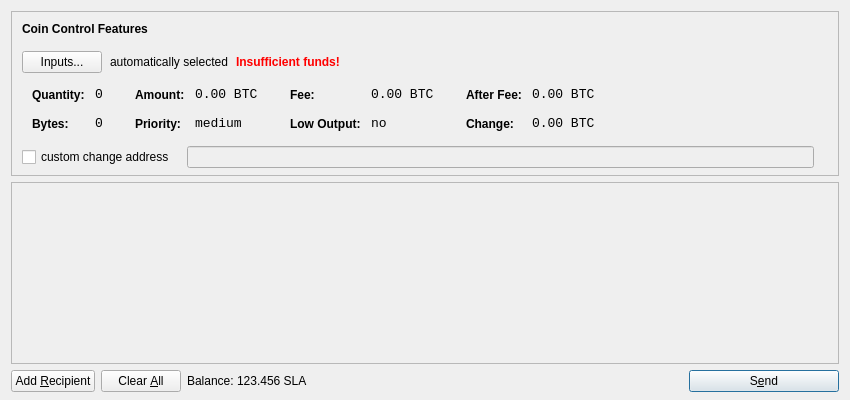
Before: the Qt Designer form src/qt/forms/sendcoinsdialog.ui in deltatoken/sela-coin, drawn with Qt 5.
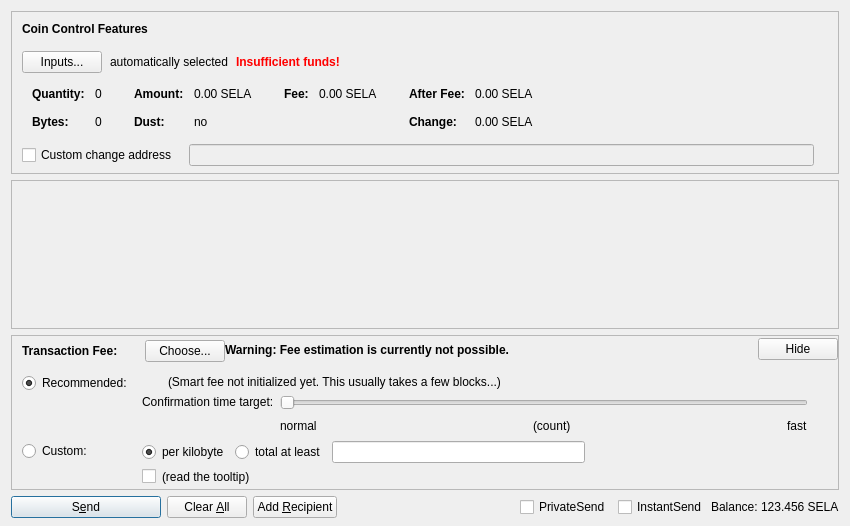
After: the same form once the commit is applied. Icons and pictures are not drawn. Custom widgets are drawn as their Qt base class.

Diff of the .ui file:
```diff
--- a/src/qt/forms/sendcoinsdialog.ui
+++ b/src/qt/forms/sendcoinsdialog.ui
@@ -7,13 +7,13 @@
     <x>0</x>
     <y>0</y>
     <width>850</width>
-    <height>400</height>
+    <height>526</height>
    </rect>
   </property>
   <property name="windowTitle">
    <string>Send Coins</string>
   </property>
-  <layout class="QVBoxLayout" name="verticalLayout" stretch="0,1,0">
+  <layout class="QVBoxLayout" name="verticalLayout" stretch="0,1,0,0">
    <property name="bottomMargin">
     <number>8</number>
    </property>
@@ -39,7 +39,7 @@
      </property>
      <layout class="QVBoxLayout" name="verticalLayoutCoinControl2">
       <property name="spacing">
-       <number>-1</number>
+       <number>0</number>
       </property>
       <property name="leftMargin">
        <number>0</number>
@@ -206,8 +206,11 @@
                </property>
                <item row="0" column="0">
                 <widget class="QLabel" name="labelCoinControlQuantityText">
-                 <property name="styleSheet">
-                  <string notr="true">font-weight:bold;</string>
+                 <property name="font">
+                  <font>
+                   <weight>75</weight>
+                   <bold>true</bold>
+                  </font>
                  </property>
                  <property name="text">
                   <string>Quantity:</string>
@@ -219,12 +222,6 @@
                </item>
                <item row="0" column="1">
                 <widget class="QLabel" name="labelCoinControlQuantity">
-                 <property name="font">
-                  <font>
-                   <family>Monospace</family>
-                   <pointsize>10</pointsize>
-                  </font>
-                 </property>
                  <property name="cursor">
                   <cursorShape>IBeamCursor</cursorShape>
                  </property>
@@ -244,8 +241,11 @@
                </item>
                <item row="1" column="0">
                 <widget class="QLabel" name="labelCoinControlBytesText">
-                 <property name="styleSheet">
-                  <string notr="true">font-weight:bold;</string>
+                 <property name="font">
+                  <font>
+                   <weight>75</weight>
+                   <bold>true</bold>
+                  </font>
                  </property>
                  <property name="text">
                   <string>Bytes:</string>
@@ -254,12 +254,6 @@
                </item>
                <item row="1" column="1">
                 <widget class="QLabel" name="labelCoinControlBytes">
-                 <property name="font">
-                  <font>
-                   <family>Monospace</family>
-                   <pointsize>10</pointsize>
-                  </font>
-                 </property>
                  <property name="cursor">
                   <cursorShape>IBeamCursor</cursorShape>
                  </property>
@@ -295,8 +289,11 @@
                </property>
                <item row="0" column="0">
                 <widget class="QLabel" name="labelCoinControlAmountText">
-                 <property name="styleSheet">
-                  <string notr="true">font-weight:bold;</string>
+                 <property name="font">
+                  <font>
+                   <weight>75</weight>
+                   <bold>true</bold>
+                  </font>
                  </property>
                  <property name="text">
                   <string>Amount:</string>
@@ -308,12 +305,6 @@
                </item>
                <item row="0" column="1">
                 <widget class="QLabel" name="labelCoinControlAmount">
-                 <property name="font">
-                  <font>
-                   <family>Monospace</family>
-                   <pointsize>10</pointsize>
-                  </font>
-                 </property>
                  <property name="cursor">
                   <cursorShape>IBeamCursor</cursorShape>
                  </property>
@@ -321,7 +312,7 @@
                   <enum>Qt::ActionsContextMenu</enum>
                  </property>
                  <property name="text">
-                  <string notr="true">0.00 BTC</string>
+                  <string notr="true">0.00 SELA</string>
                  </property>
                  <property name="textInteractionFlags">
                   <set>Qt::LinksAccessibleByMouse|Qt::TextSelectableByKeyboard|Qt::TextSelectableByMouse</set>
@@ -329,23 +320,20 @@
                 </widget>
                </item>
                <item row="1" column="0">
-                <widget class="QLabel" name="labelCoinControlPriorityText">
-                 <property name="styleSheet">
-                  <string notr="true">font-weight:bold;</string>
+                <widget class="QLabel" name="labelCoinControlLowOutputText">
+                 <property name="font">
+                  <font>
+                   <weight>75</weight>
+                   <bold>true</bold>
+                  </font>
                  </property>
                  <property name="text">
-                  <string>Priority:</string>
+                  <string>Dust:</string>
                  </property>
                 </widget>
                </item>
                <item row="1" column="1">
-                <widget class="QLabel" name="labelCoinControlPriority">
-                 <property name="font">
-                  <font>
-                   <family>Monospace</family>
-                   <pointsize>10</pointsize>
-                  </font>
-                 </property>
+                <widget class="QLabel" name="labelCoinControlLowOutput">
                  <property name="cursor">
                   <cursorShape>IBeamCursor</cursorShape>
                  </property>
@@ -353,7 +341,7 @@
                   <enum>Qt::ActionsContextMenu</enum>
                  </property>
                  <property name="text">
-                  <string>medium</string>
+                  <string notr="true">no</string>
                  </property>
                  <property name="textInteractionFlags">
                   <set>Qt::LinksAccessibleByMouse|Qt::TextSelectableByKeyboard|Qt::TextSelectableByMouse</set>
@@ -381,8 +369,11 @@
                </property>
                <item row="0" column="0">
                 <widget class="QLabel" name="labelCoinControlFeeText">
-                 <property name="styleSheet">
-                  <string notr="true">font-weight:bold;</string>
+                 <property name="font">
+                  <font>
+                   <weight>75</weight>
+                   <bold>true</bold>
+                  </font>
                  </property>
                  <property name="text">
                   <string>Fee:</string>
@@ -394,12 +385,6 @@
                </item>
                <item row="0" column="1">
                 <widget class="QLabel" name="labelCoinControlFee">
-                 <property name="font">
-                  <font>
-                   <family>Monospace</family>
-                   <pointsize>10</pointsize>
-                  </font>
-                 </property>
                  <property name="cursor">
                   <cursorShape>IBeamCursor</cursorShape>
                  </property>
@@ -407,39 +392,7 @@
                   <enum>Qt::ActionsContextMenu</enum>
                  </property>
                  <property name="text">
-                  <string notr="true">0.00 BTC</string>
-                 </property>
-                 <property name="textInteractionFlags">
-                  <set>Qt::LinksAccessibleByMouse|Qt::TextSelectableByKeyboard|Qt::TextSelectableByMouse</set>
-                 </property>
-                </widget>
-               </item>
-               <item row="1" column="0">
-                <widget class="QLabel" name="labelCoinControlLowOutputText">
-                 <property name="styleSheet">
-                  <string notr="true">font-weight:bold;</string>
-                 </property>
-                 <property name="text">
-                  <string>Low Output:</string>
-                 </property>
-                </widget>
-               </item>
-               <item row="1" column="1">
-                <widget class="QLabel" name="labelCoinControlLowOutput">
-                 <property name="font">
-                  <font>
-                   <family>Monospace</family>
-                   <pointsize>10</pointsize>
-                  </font>
-                 </property>
-                 <property name="cursor">
-                  <cursorShape>IBeamCursor</cursorShape>
-                 </property>
-                 <property name="contextMenuPolicy">
-                  <enum>Qt::ActionsContextMenu</enum>
-                 </property>
-                 <property name="text">
-                  <string>no</string>
+                  <string notr="true">0.00 SELA</string>
                  </property>
                  <property name="textInteractionFlags">
                   <set>Qt::LinksAccessibleByMouse|Qt::TextSelectableByKeyboard|Qt::TextSelectableByMouse</set>
@@ -467,8 +420,11 @@
                </property>
                <item row="0" column="0">
                 <widget class="QLabel" name="labelCoinControlAfterFeeText">
-                 <property name="styleSheet">
-                  <string notr="true">font-weight:bold;</string>
+                 <property name="font">
+                  <font>
+                   <weight>75</weight>
+                   <bold>true</bold>
+                  </font>
                  </property>
                  <property name="text">
                   <string>After Fee:</string>
@@ -480,12 +436,6 @@
                </item>
                <item row="0" column="1">
                 <widget class="QLabel" name="labelCoinControlAfterFee">
-                 <property name="font">
-                  <font>
-                   <family>Monospace</family>
-                   <pointsize>10</pointsize>
-                  </font>
-                 </property>
                  <property name="cursor">
                   <cursorShape>IBeamCursor</cursorShape>
                  </property>
@@ -493,7 +443,7 @@
                   <enum>Qt::ActionsContextMenu</enum>
                  </property>
                  <property name="text">
-                  <string notr="true">0.00 BTC</string>
+                  <string notr="true">0.00 SELA</string>
                  </property>
                  <property name="textInteractionFlags">
                   <set>Qt::LinksAccessibleByMouse|Qt::TextSelectableByKeyboard|Qt::TextSelectableByMouse</set>
@@ -502,8 +452,11 @@
                </item>
                <item row="1" column="0">
                 <widget class="QLabel" name="labelCoinControlChangeText">
-                 <property name="styleSheet">
-                  <string notr="true">font-weight:bold;</string>
+                 <property name="font">
+                  <font>
+                   <weight>75</weight>
+                   <bold>true</bold>
+                  </font>
                  </property>
                  <property name="text">
                   <string>Change:</string>
@@ -512,12 +465,6 @@
                </item>
                <item row="1" column="1">
                 <widget class="QLabel" name="labelCoinControlChange">
-                 <property name="font">
-                  <font>
-                   <family>Monospace</family>
-                   <pointsize>10</pointsize>
-                  </font>
-                 </property>
                  <property name="cursor">
                   <cursorShape>IBeamCursor</cursorShape>
                  </property>
@@ -525,7 +472,7 @@
                   <enum>Qt::ActionsContextMenu</enum>
                  </property>
                  <property name="text">
-                  <string notr="true">0.00 BTC</string>
+                  <string notr="true">0.00 SELA</string>
                  </property>
                  <property name="textInteractionFlags">
                   <set>Qt::LinksAccessibleByMouse|Qt::TextSelectableByKeyboard|Qt::TextSelectableByMouse</set>
@@ -556,7 +503,7 @@
           <item>
            <widget class="QCheckBox" name="checkBoxCoinControlChange">
             <property name="text">
-             <string>custom change address</string>
+             <string>Custom change address</string>
             </property>
            </widget>
           </item>
@@ -626,11 +573,20 @@
         <x>0</x>
         <y>0</y>
         <width>830</width>
-        <height>165</height>
+        <height>104</height>
        </rect>
       </property>
-      <layout class="QVBoxLayout" name="verticalLayout_2">
-       <property name="margin">
+      <layout class="QVBoxLayout" name="verticalLayout_2" stretch="0,1">
+       <property name="leftMargin">
+        <number>0</number>
+       </property>
+       <property name="topMargin">
+        <number>0</number>
+       </property>
+       <property name="rightMargin">
+        <number>0</number>
+       </property>
+       <property name="bottomMargin">
         <number>0</number>
        </property>
        <item>
@@ -657,23 +613,601 @@
      </widget>
     </widget>
    </item>
+   <item>
+    <widget class="QFrame" name="frameFee">
+     <property name="sizePolicy">
+      <sizepolicy hsizetype="Expanding" vsizetype="Expanding">
+       <horstretch>0</horstretch>
+       <verstretch>0</verstretch>
+      </sizepolicy>
+     </property>
+     <property name="maximumSize">
+      <size>
+       <width>16777215</width>
+       <height>16777215</height>
+      </size>
+     </property>
+     <property name="frameShape">
+      <enum>QFrame::StyledPanel</enum>
+     </property>
+     <property name="frameShadow">
+      <enum>QFrame::Sunken</enum>
+     </property>
+     <layout class="QVBoxLayout" name="verticalLayoutFee1">
+      <property name="spacing">
+       <number>0</number>
+      </property>
+      <property name="leftMargin">
+       <number>0</number>
+      </property>
+      <property name="topMargin">
+       <number>0</number>
+      </property>
+      <property name="rightMargin">
+       <number>0</number>
+      </property>
+      <property name="bottomMargin">
+       <number>0</number>
+      </property>
+      <item>
+       <layout class="QVBoxLayout" name="verticalLayoutFee2" stretch="0,0,0">
+        <property name="spacing">
+         <number>0</number>
+        </property>
+        <property name="leftMargin">
+         <number>10</number>
+        </property>
+        <property name="topMargin">
+         <number>0</number>
+        </property>
+        <item>
+         <layout class="QHBoxLayout" name="horizontalLayoutFee1">
+          <property name="bottomMargin">
+           <number>0</number>
+          </property>
+          <item>
+           <layout class="QVBoxLayout" name="verticalLayoutFee7">
+            <property name="spacing">
+             <number>0</number>
+            </property>
+            <item>
+             <spacer name="verticalSpacerSmartFee">
+              <property name="orientation">
+               <enum>Qt::Vertical</enum>
+              </property>
+              <property name="sizeType">
+               <enum>QSizePolicy::Fixed</enum>
+              </property>
+              <property name="sizeHint" stdset="0">
+               <size>
+                <width>1</width>
+                <height>4</height>
+               </size>
+              </property>
+             </spacer>
+            </item>
+            <item>
+             <layout class="QHBoxLayout" name="horizontalLayoutSmartFee">
+              <property name="spacing">
+               <number>10</number>
+              </property>
+              <item>
+               <widget class="QLabel" name="labelFeeHeadline">
+                <property name="sizePolicy">
+                 <sizepolicy hsizetype="Preferred" vsizetype="Maximum">
+                  <horstretch>0</horstretch>
+                  <verstretch>0</verstretch>
+                 </sizepolicy>
+                </property>
+                <property name="font">
+                 <font>
+                  <weight>75</weight>
+                  <bold>true</bold>
+                 </font>
+                </property>
+                <property name="styleSheet">
+                 <string notr="true">font-weight:bold;</string>
+                </property>
+                <property name="text">
+                 <string>Transaction Fee:</string>
+                </property>
+               </widget>
+              </item>
+              <item>
+               <widget class="QLabel" name="labelFeeMinimized">
+                <property name="text">
+                 <string/>
+                </property>
+               </widget>
+              </item>
+              <item>
+               <widget class="QPushButton" name="buttonChooseFee">
+                <property name="text">
+                 <string>Choose...</string>
+                </property>
+               </widget>
+              </item>
+             </layout>
+            </item>
+            <item>
+             <spacer name="verticalSpacer_5">
+              <property name="orientation">
+               <enum>Qt::Vertical</enum>
+              </property>
+              <property name="sizeHint" stdset="0">
+               <size>
+                <width>1</width>
+                <height>1</height>
+               </size>
+              </property>
+             </spacer>
+            </item>
+           </layout>
+          </item>
+          <item>
+           <widget class="QLabel" name="fallbackFeeWarningLabel">
+            <property name="toolTip">
+             <string>Using the fallbackfee can result in sending a transaction that will take several hours or days (or never) to confirm. Consider choosing your fee manually or wait until your have validated the complete chain.</string>
+            </property>
+            <property name="font">
+            <font>
+                <weight>75</weight>
+                <bold>true</bold>
+            </font>
+            </property>
+            <property name="text">
+             <string>Warning: Fee estimation is currently not possible.</string>
+            </property>
+            <property name="wordWrap">
+             <bool>false</bool>
+            </property>
+           </widget>
+          </item>
+          <item>
+           <spacer name="horizontalSpacer_4">
+            <property name="orientation">
+             <enum>Qt::Horizontal</enum>
+            </property>
+            <property name="sizeType">
+             <enum>QSizePolicy::MinimumExpanding</enum>
+            </property>
+            <property name="sizeHint" stdset="0">
+             <size>
+              <width>40</width>
+              <height>20</height>
+             </size>
+            </property>
+           </spacer>
+          </item>
+          <item>
+           <widget class="QPushButton" name="buttonMinimizeFee">
+            <property name="toolTip">
+             <string>collapse fee-settings</string>
+            </property>
+            <property name="text">
+             <string>Hide</string>
+            </property>
+           </widget>
+          </item>
+         </layout>
+        </item>
+        <item>
+         <widget class="QFrame" name="frameFeeSelection">
+          <layout class="QVBoxLayout" name="verticalLayoutFee12">
+           <property name="spacing">
+            <number>0</number>
+           </property>
+           <property name="leftMargin">
+            <number>0</number>
+           </property>
+           <property name="topMargin">
+            <number>0</number>
+           </property>
+           <property name="rightMargin">
+            <number>0</number>
+           </property>
+           <property name="bottomMargin">
+            <number>0</number>
+           </property>
+           <item>
+            <layout class="QGridLayout" name="gridLayoutFee">
+             <property name="topMargin">
+              <number>10</number>
+             </property>
+             <property name="bottomMargin">
+              <number>4</number>
+             </property>
+             <property name="horizontalSpacing">
+              <number>10</number>
+             </property>
+             <property name="verticalSpacing">
+              <number>4</number>
+             </property>
+             <item row="1" column="1">
+              <layout class="QVBoxLayout" name="verticalLayoutFee8">
+               <property name="spacing">
+                <number>6</number>
+               </property>
+               <item>
+                <layout class="QHBoxLayout" name="horizontalLayoutFee13">
+                 <item>
+                  <widget class="QRadioButton" name="radioCustomPerKilobyte">
+                   <property name="toolTip">
+                    <string>If the custom fee is set to 1000 dinar and the transaction is only 250 bytes, then &quot;per kilobyte&quot; only pays 250 dinar in fee,&lt;br /&gt;while &quot;at least&quot; pays 1000 dinar. For transactions bigger than a kilobyte both pay by kilobyte.</string>
+                   </property>
+                   <property name="text">
+                    <string>per kilobyte</string>
+                   </property>
+                   <property name="checked">
+                    <bool>true</bool>
+                   </property>
+                   <attribute name="buttonGroup">
+                    <string notr="true">groupCustomFee</string>
+                   </attribute>
+                  </widget>
+                 </item>
+                 <item>
+                  <widget class="QRadioButton" name="radioCustomAtLeast">
+                   <property name="toolTip">
+                    <string>If the custom fee is set to 1000 dinar and the transaction is only 250 bytes, then &quot;per kilobyte&quot; only pays 250 dinar in fee,&lt;br /&gt;while &quot;total at least&quot; pays 1000 dinar. For transactions bigger than a kilobyte both pay by kilobyte.</string>
+                   </property>
+                   <property name="text">
+                    <string>total at least</string>
+                   </property>
+                   <attribute name="buttonGroup">
+                    <string notr="true">groupCustomFee</string>
+                   </attribute>
+                  </widget>
+                 </item>
+                 <item>
+                  <widget class="BitcoinAmountField" name="customFee"/>
+                 </item>
+                 <item>
+                  <spacer name="horizontalSpacer_6">
+                   <property name="orientation">
+                    <enum>Qt::Horizontal</enum>
+                   </property>
+                   <property name="sizeHint" stdset="0">
+                    <size>
+                     <width>1</width>
+                     <height>1</height>
+                    </size>
+                   </property>
+                  </spacer>
+                 </item>
+                </layout>
+               </item>
+               <item>
+                <layout class="QHBoxLayout" name="horizontalLayoutFee8">
+                 <item>
+                  <widget class="QCheckBox" name="checkBoxMinimumFee">
+                   <property name="toolTip">
+                    <string>Paying only the minimum fee is just fine as long as there is less transaction volume than space in the blocks.&lt;br /&gt;But be aware that this can end up in a never confirming transaction once there is more demand for selacoin transactions than the network can process.</string>
+                   </property>
+                   <property name="text">
+                    <string/>
+                   </property>
+                  </widget>
+                 </item>
+                 <item>
+                  <widget class="QLabel" name="labelMinFeeWarning">
+                   <property name="enabled">
+                    <bool>true</bool>
+                   </property>
+                   <property name="toolTip">
+                    <string>Paying only the minimum fee is just fine as long as there is less transaction volume than space in the blocks.&lt;br /&gt;But be aware that this can end up in a never confirming transaction once there is more demand for selacoin transactions than the network can process.</string>
+                   </property>
+                   <property name="text">
+                    <string>(read the tooltip)</string>
+                   </property>
+                   <property name="margin">
+                    <number>5</number>
+                   </property>
+                  </widget>
+                 </item>
+                 <item>
+                  <spacer name="horizontalSpacer_2">
+                   <property name="orientation">
+                    <enum>Qt::Horizontal</enum>
+                   </property>
+                   <property name="sizeHint" stdset="0">
+                    <size>
+                     <width>1</width>
+                     <height>1</height>
+                    </size>
+                   </property>
+                  </spacer>
+                 </item>
+                </layout>
+               </item>
+              </layout>
+             </item>
+             <item row="0" column="0">
+              <layout class="QVBoxLayout" name="verticalLayoutFee4" stretch="0,1">
+               <item>
+                <widget class="QRadioButton" name="radioSmartFee">
+                 <property name="text">
+                  <string>Recommended:</string>
+                 </property>
+                 <property name="checked">
+                  <bool>true</bool>
+                 </property>
+                 <attribute name="buttonGroup">
+                  <string notr="true">groupFee</string>
+                 </attribute>
+                </widget>
+               </item>
+               <item>
+                <spacer name="verticalSpacer_2">
+                 <property name="orientation">
+                  <enum>Qt::Vertical</enum>
+                 </property>
+                 <property name="sizeHint" stdset="0">
+                  <size>
+                   <width>1</width>
+                   <height>1</height>
+                  </size>
+                 </property>
+                </spacer>
+               </item>
+              </layout>
+             </item>
+             <item row="1" column="0">
+              <layout class="QVBoxLayout" name="verticalLayoutFee9" stretch="0,1">
+               <item>
+                <widget class="QRadioButton" name="radioCustomFee">
+                 <property name="text">
+                  <string>Custom:</string>
+                 </property>
+                 <attribute name="buttonGroup">
+                  <string notr="true">groupFee</string>
+                 </attribute>
+                </widget>
+               </item>
+               <item>
+                <spacer name="verticalSpacer_6">
+                 <property name="orientation">
+                  <enum>Qt::Vertical</enum>
+                 </property>
+                 <property name="sizeHint" stdset="0">
+                  <size>
+                   <width>1</width>
+                   <height>1</height>
+                  </size>
+                 </property>
+                </spacer>
+               </item>
+              </layout>
+             </item>
+             <item row="0" column="1">
+              <layout class="QVBoxLayout" name="verticalLayoutFee3" stretch="0,0,1">
+               <property name="spacing">
+                <number>6</number>
+               </property>
+               <property name="topMargin">
+                <number>2</number>
+               </property>
+               <item>
+                <layout class="QHBoxLayout" name="horizontalLayoutFee12">
+                 <item>
+                  <widget class="QLabel" name="labelSmartFee">
+                   <property name="text">
+                    <string/>
+                   </property>
+                   <property name="margin">
+                    <number>2</number>
+                   </property>
+                  </widget>
+                 </item>
+                 <item>
+                  <widget class="QLabel" name="labelFeeEstimation">
+                   <property name="text">
+                    <string/>
+                   </property>
+                  </widget>
+                 </item>
+                 <item>
+                  <widget class="QLabel" name="labelSmartFee2">
+                   <property name="text">
+                    <string>(Smart fee not initialized yet. This usually takes a few blocks...)</string>
+                   </property>
+                   <property name="margin">
+                    <number>2</number>
+                   </property>
+                  </widget>
+                 </item>
+                 <item>
+                  <spacer name="horizontalSpacer_5">
+                   <property name="orientation">
+                    <enum>Qt::Horizontal</enum>
+                   </property>
+                   <property name="sizeHint" stdset="0">
+                    <size>
+                     <width>1</width>
+                     <height>1</height>
+                    </size>
+                   </property>
+                  </spacer>
+                 </item>
+                </layout>
+               </item>
+               <item>
+                <layout class="QHBoxLayout" name="horizontalLayoutFee9">
+                 <item>
+                  <layout class="QVBoxLayout" name="verticalLayoutFee6">
+                   <item>
+                    <widget class="QLabel" name="labelSmartFee3">
+                     <property name="text">
+                      <string>Confirmation time target:</string>
+                     </property>
+                     <property name="margin">
+                      <number>2</number>
+                     </property>
+                    </widget>
+                   </item>
+                   <item>
+                    <spacer name="verticalSpacer_3">
+                     <property name="orientation">
+                      <enum>Qt::Vertical</enum>
+                     </property>
+                     <property name="sizeHint" stdset="0">
+                      <size>
+                       <width>1</width>
+                       <height>1</height>
+                      </size>
+                     </property>
+                    </spacer>
+                   </item>
+                  </layout>
+                 </item>
+                 <item>
+                  <layout class="QVBoxLayout" name="verticalLayoutFee5">
+                   <property name="rightMargin">
+                    <number>30</number>
+                   </property>
+                   <item>
+                    <widget class="QSlider" name="sliderSmartFee">
+                     <property name="minimum">
+                      <number>0</number>
+                     </property>
+                     <property name="maximum">
+                      <number>23</number>
+                     </property>
+                     <property name="pageStep">
+                      <number>1</number>
+                     </property>
+                     <property name="value">
+                      <number>0</number>
+                     </property>
+                     <property name="orientation">
+                      <enum>Qt::Horizontal</enum>
+                     </property>
+                     <property name="invertedAppearance">
+                      <bool>false</bool>
+                     </property>
+                     <property name="invertedControls">
+                      <bool>false</bool>
+                     </property>
+                     <property name="tickPosition">
+                      <enum>QSlider::NoTicks</enum>
+                     </property>
+                    </widget>
+                   </item>
+                   <item>
+                    <layout class="QHBoxLayout" name="horizontalLayoutFee10">
+                     <item>
+                      <widget class="QLabel" name="labelSmartFeeNormal">
+                       <property name="text">
+                        <string>normal</string>
+                       </property>
+                      </widget>
+                     </item>
+                     <item>
+                      <spacer name="horizontalSpacer_7">
+                       <property name="orientation">
+                        <enum>Qt::Horizontal</enum>
+                       </property>
+                       <property name="sizeHint" stdset="0">
+                        <size>
+                         <width>40</width>
+                         <height>20</height>
+                        </size>
+                       </property>
+                      </spacer>
+                     </item>
+                     <item>
+                      <widget class="QLabel" name="confirmationTargetLabel">
+                       <property name="text">
+                        <string notr="true">(count)</string>
+                       </property>
+                      </widget>
+                     </item>
+                     <item>
+                      <spacer name="horizontalSpacer_3">
+                       <property name="orientation">
+                        <enum>Qt::Horizontal</enum>
+                       </property>
+                       <property name="sizeHint" stdset="0">
+                        <size>
+                         <width>40</width>
+                         <height>20</height>
+                        </size>
+                       </property>
+                      </spacer>
+                     </item>
+                     <item>
+                      <widget class="QLabel" name="labelSmartFeeFast">
+                       <property name="text">
+                        <string>fast</string>
+                       </property>
+                      </widget>
+                     </item>
+                    </layout>
+                   </item>
+                  </layout>
+                 </item>
+                </layout>
+               </item>
+               <item>
+                <spacer name="verticalSpacer_4">
+                 <property name="orientation">
+                  <enum>Qt::Vertical</enum>
+                 </property>
+                 <property name="sizeHint" stdset="0">
+                  <size>
+                   <width>1</width>
+                   <height>1</height>
+                  </size>
+                 </property>
+                </spacer>
+               </item>
+              </layout>
+             </item>
+            </layout>
+           </item>
+          </layout>
+         </widget>
+        </item>
+        <item>
+         <spacer name="verticalSpacerFee">
+          <property name="orientation">
+           <enum>Qt::Vertical</enum>
+          </property>
+          <property name="sizeHint" stdset="0">
+           <size>
+            <width>800</width>
+            <height>1</height>
+           </size>
+          </property>
+         </spacer>
+        </item>
+       </layout>
+      </item>
+     </layout>
+    </widget>
+   </item>
    <item>
     <layout class="QHBoxLayout" name="horizontalLayout">
      <item>
-      <widget class="QPushButton" name="addButton">
+      <widget class="QPushButton" name="sendButton">
+       <property name="minimumSize">
+        <size>
+         <width>150</width>
+         <height>0</height>
+        </size>
+       </property>
        <property name="toolTip">
         <string>Send to multiple recipients at once</string>
        </property>
        <property name="text">
-        <string>Add &amp;Recipient</string>
-       </property>
-       <property name="icon">
-        <iconset resource="../bitcoin.qrc">
-         <normaloff>:/icons/add</normaloff>:/icons/add</iconset>
+        <string>S&amp;end</string>
        </property>
        <property name="autoDefault">
         <bool>false</bool>
        </property>
+       <property name="default">
+        <bool>true</bool>
+       </property>
       </widget>
      </item>
      <item>
@@ -694,19 +1228,71 @@
         <iconset resource="../bitcoin.qrc">
          <normaloff>:/icons/remove</normaloff>:/icons/remove</iconset>
        </property>
-       <property name="autoRepeatDelay">
-        <number>300</number>
+      </widget>
+     </item>
+     <item>
+      <widget class="QPushButton" name="addButton">
+       <property name="toolTip">
+        <string>Send to multiple recipients at once</string>
        </property>
+       <property name="text">
+        <string>Add &amp;Recipient</string>
+       </property>
        <property name="autoDefault">
         <bool>false</bool>
        </property>
       </widget>
      </item>
+     <item>
+      <spacer name="horizontalSpacer">
+       <property name="orientation">
+        <enum>Qt::Horizontal</enum>
+       </property>
+       <property name="sizeHint" stdset="0">
+        <size>
+         <width>40</width>
+         <height>20</height>
+        </size>
+       </property>
+      </spacer>
+     </item>
      <item>
       <layout class="QHBoxLayout" name="horizontalLayout_2">
        <property name="spacing">
         <number>3</number>
        </property>
+       <item>
+        <widget class="QCheckBox" name="checkUsePrivateSend">
+         <property name="minimumSize">
+          <size>
+           <width>95</width>
+           <height>0</height>
+          </size>
+         </property>
+         <property name="text">
+          <string>PrivateSend</string>
+         </property>
+         <property name="checked">
+          <bool>false</bool>
+         </property>
+        </widget>
+       </item>
+       <item>
+        <widget class="QCheckBox" name="checkUseInstantSend">
+         <property name="enabled">
+          <bool>true</bool>
+         </property>
+         <property name="minimumSize">
+          <size>
+           <width>85</width>
+           <height>0</height>
+          </size>
+         </property>
+         <property name="text">
+          <string>InstantSend</string>
+         </property>
+        </widget>
+       </item>
        <item>
         <widget class="QLabel" name="label">
          <property name="text">
@@ -716,11 +1302,17 @@
        </item>
        <item>
         <widget class="QLabel" name="labelBalance">
+         <property name="sizePolicy">
+          <sizepolicy hsizetype="Preferred" vsizetype="Fixed">
+           <horstretch>0</horstretch>
+           <verstretch>0</verstretch>
+          </sizepolicy>
+         </property>
          <property name="cursor">
           <cursorShape>IBeamCursor</cursorShape>
          </property>
          <property name="text">
-          <string>123.456 SLA</string>
+          <string notr="true">123.456 SELA</string>
          </property>
          <property name="textInteractionFlags">
           <set>Qt::LinksAccessibleByMouse|Qt::TextSelectableByKeyboard|Qt::TextSelectableByMouse</set>
@@ -729,46 +1321,23 @@
        </item>
       </layout>
      </item>
-     <item>
-      <spacer name="horizontalSpacer">
-       <property name="orientation">
-        <enum>Qt::Horizontal</enum>
-       </property>
-       <property name="sizeHint" stdset="0">
-        <size>
-         <width>40</width>
-         <height>20</height>
-        </size>
-       </property>
-      </spacer>
-     </item>
-     <item>
-      <widget class="QPushButton" name="sendButton">
-       <property name="minimumSize">
-        <size>
-         <width>150</width>
-         <height>0</height>
-        </size>
-       </property>
-       <property name="toolTip">
-        <string>Confirm the send action</string>
-       </property>
-       <property name="text">
-        <string>S&amp;end</string>
-       </property>
-       <property name="icon">
-        <iconset resource="../bitcoin.qrc">
-         <normaloff>:/icons/send</normaloff>:/icons/send</iconset>
-       </property>
-       <property name="default">
-        <bool>true</bool>
-       </property>
-      </widget>
-     </item>
     </layout>
    </item>
   </layout>
  </widget>
+ <customwidgets>
+  <customwidget>
+   <class>QValidatedLineEdit</class>
+   <extends>QLineEdit</extends>
+   <header>qvalidatedlineedit.h</header>
+  </customwidget>
+  <customwidget>
+   <class>BitcoinAmountField</class>
+   <extends>QLineEdit</extends>
+   <header>bitcoinamountfield.h</header>
+   <container>1</container>
+  </customwidget>
+ </customwidgets>
  <resources>
   <include location="../bitcoin.qrc"/>
  </resources>
```
Left out of the diff: 34 changed lines with no effect on the pictures.
